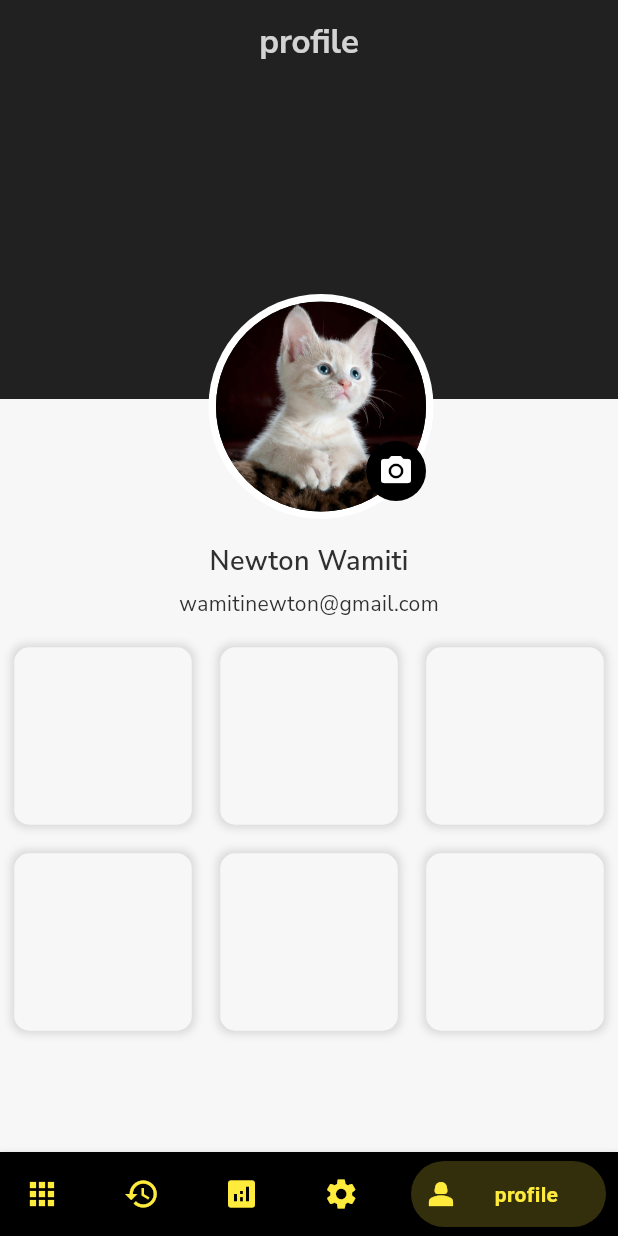
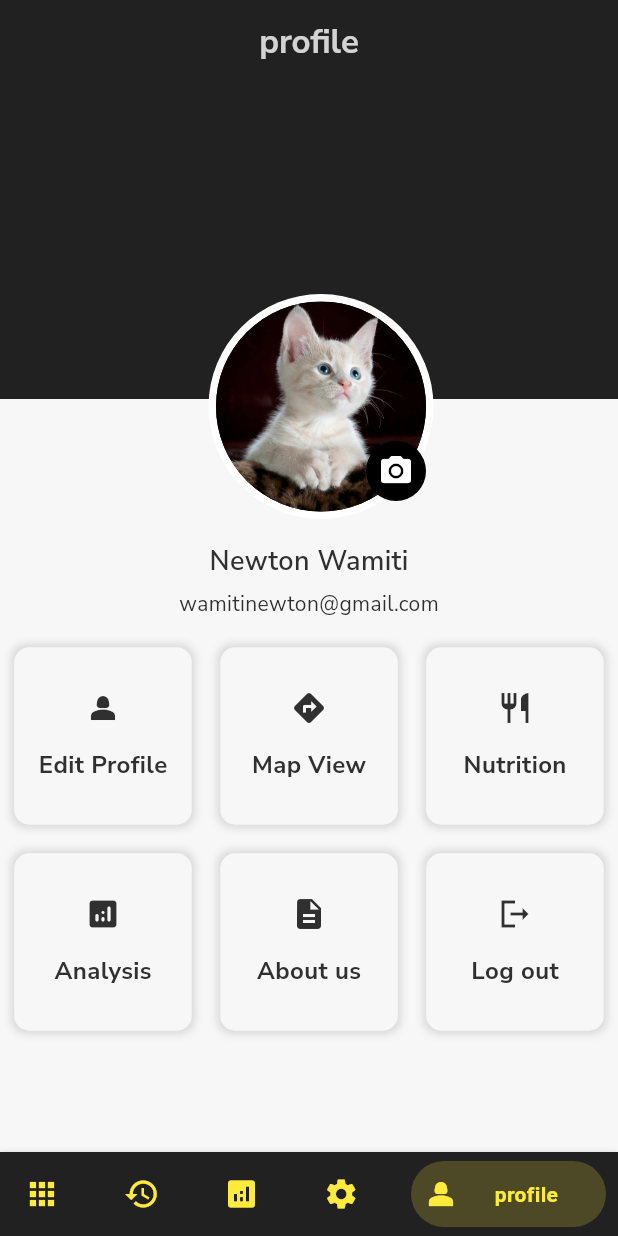
Before and after one commit to Wamitinewton/flexfit, a Flutter app: the ApplicationPage screen opened by its route, item 5 of the bottom bar chosen, on a phone screen of 412 x 824 dp. Run offline on Flutter 3.47's test engine with Material 3 defaults, Android fonts, the phone set to English and light mode, and no system bars; our stand-ins replace dots_indicator, flutter_easyloading, geocoding, geolocator, get, google_maps_flutter and 1 more; missing offline and left inert: calendar_slider, clippy_flutter, flutter_polyline_points; accounts and stored records are empty.

Commit message:
edit profile

```diff
--- a/lib/main.dart
+++ b/lib/main.dart
@@ -19,7 +19,7 @@ class MyApp extends StatelessWidget {
       initialRoute: AppPages.initial,
       initialBinding: AppBindings(),
 
-      // home:ApplicationPage()
+      // home:EditProfilescreen(),
 
       getPages: AppPages.routes,
     );
--- a/lib/src/common/widgets/salomon_navbar.dart
+++ b/lib/src/common/widgets/salomon_navbar.dart
@@ -1,5 +1,6 @@
 // library bottom_navy_bar;
 
+import 'package:flexfit/constants.dart';
 import 'package:flutter/material.dart';
 
 /// A beautiful and animated bottom navigation that paints a rounded shape
@@ -13,7 +14,7 @@ class BottomNavyBar extends StatelessWidget {
     this.selectedIndex = 0,
     this.showElevation = true,
     this.iconSize = 24,
-    this.backgroundColor = Colors.black,
+    this.backgroundColor = kLeadBlack,
     this.shadowColor = Colors.black12,
     this.itemCornerRadius = 50,
     this.containerHeight = 56,
--- a/lib/src/presentation/profile/grid_builder.dart
+++ b/lib/src/presentation/profile/grid_builder.dart
@@ -1,10 +1,7 @@
-import 'dart:collection';
-
 import 'package:flexfit/constants.dart';
 import 'package:flexfit/src/presentation/about/about_app.dart';
 import 'package:flexfit/src/presentation/analysis/analysis.dart';
 import 'package:flexfit/src/presentation/auth/login_screen.dart';
-import 'package:flexfit/src/presentation/history/history.dart';
 import 'package:flexfit/src/presentation/maps/map_view.dart';
 import 'package:flexfit/src/presentation/nutrition/nutrition_recommendation.dart';
 import 'package:flexfit/src/presentation/profile/edit_profile.dart';
@@ -20,7 +17,6 @@ class GridBuilderScreen extends StatefulWidget {
 }
 
 class _GridBuilderScreenState extends State<GridBuilderScreen> {
-
   int _selectedIndex = 0;
   static final List<Widget> _screens = [
     const EditProfilescreen(),
@@ -29,6 +25,41 @@ class _GridBuilderScreenState extends State<GridBuilderScreen> {
     const AnalysisPage(),
     const AboutApplication(),
     const LoginScreen()
+  ];
+  static final List<String> _texts = [
+    'Edit Profile',
+    'Map View',
+    'Nutrition',
+    'Analysis',
+    'About us',
+    'Log out'
+  ];
+
+  static final List<Icon> _icons = [
+    const Icon(
+      Icons.person_2,
+      color: kOffBlack,
+    ),
+    const Icon(
+      Icons.directions,
+      color: kOffBlack,
+    ),
+    const Icon(
+      Icons.restaurant_outlined,
+      color: kOffBlack,
+    ),
+    const Icon(
+      Icons.analytics_rounded,
+      color: kOffBlack,
+    ),
+    const Icon(
+      Icons.description,
+      color: kOffBlack,
+    ),
+    const Icon(
+      Icons.logout_sharp,
+      color: kOffBlack,
+    )
   ];
 
   @override
@@ -69,8 +100,13 @@ class _GridBuilderScreenState extends State<GridBuilderScreen> {
                     )
                   ]),
               child: Column(
+                mainAxisAlignment: MainAxisAlignment.spaceEvenly,
                 children: [
-
+                  _icons[index],
+                  Text(
+                    _texts[index],
+                    style: kNunitoSansBold16,
+                  )
                 ],
               ),
             ),
@@ -78,10 +114,3 @@ class _GridBuilderScreenState extends State<GridBuilderScreen> {
         });
   }
 }
-
-class GridViewDetails {
-  String? title;
-  Icon? assetImage;
-
-  GridViewDetails({this.assetImage, this.title});
-}
--- a/lib/src/routes/names.dart
+++ b/lib/src/routes/names.dart
@@ -4,6 +4,7 @@ class AppRoutes{
   static const login = '/login';
   static const register = '/register';
   static const application = '/application';
+  static const profile = '/profile';
 
 
 }
--- a/lib/src/routes/pages.dart
+++ b/lib/src/routes/pages.dart
@@ -1,6 +1,7 @@
 import 'package:flexfit/src/presentation/application/application.dart';
 import 'package:flexfit/src/presentation/auth/login_screen.dart';
 import 'package:flexfit/src/presentation/auth/register_screen.dart';
+import 'package:flexfit/src/presentation/profile/profile.dart';
 import 'package:flexfit/src/presentation/splash/splash_screen.dart';
 import 'package:flexfit/src/routes/names.dart';
 import 'package:flutter/material.dart';
@@ -15,30 +16,30 @@ class AppPages {
   static List<String> history = [];
   static final List<GetPage> routes = [
     GetPage(
-      //  transitionDuration: Duration(seconds: 2),
+        //  transitionDuration: Duration(seconds: 2),
         transition: Transition.circularReveal,
         name: AppRoutes.initial,
         page: () => SplashScreen()),
     GetPage(
-       transitionDuration: Duration(seconds: 1),
-        transition: Transition.zoom,
+        transitionDuration: Duration(milliseconds: 700),
+        transition: Transition.cupertino,
         name: AppRoutes.login,
         page: () => const LoginScreen()),
     GetPage(
-       transitionDuration: Duration(seconds: 1),
-        transition: Transition.zoom,
+         transitionDuration: Duration(milliseconds: 700),
+        transition: Transition.cupertino,
         name: AppRoutes.register,
         page: () => const RegisterScreen()),
     GetPage(
-       transitionDuration: Duration(seconds: 2),
-        transition: Transition.downToUp,
+         transitionDuration: Duration(milliseconds: 700),
+        transition: Transition.cupertino,
         name: AppRoutes.application,
         page: () => const ApplicationPage()),
     GetPage(
-      transitionDuration: Duration(seconds: 2),
-        transition: Transition.circularReveal,
+          transitionDuration: Duration(milliseconds: 700),
+        transition: Transition.cupertino,
         name: AppRoutes.onBoarding,
         page: () => const OnboardingScreen()),
+    GetPage(name: AppRoutes.profile, page: () => ProfileScreen())
   ];
-
 }
```
Also changed, not shown: lib/src/presentation/profile/edit_input.dart (added, +42 -0 lines), lib/src/presentation/profile/edit_profile.dart (+70 -1 lines).
